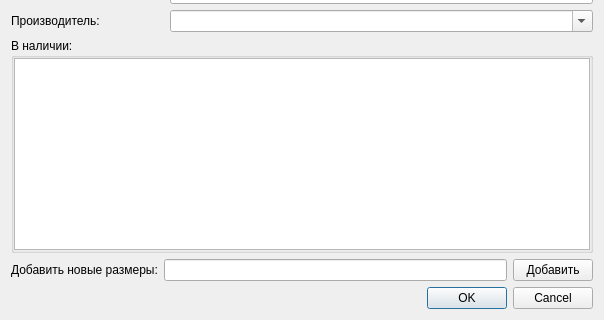
Qt form src/ConsignmentDialog.ui (kiselev-dmitrii/climberdb) before a commit; both pictures show x 0 to 604 and y 196 to 516 of the 604 by 516 pixel window.
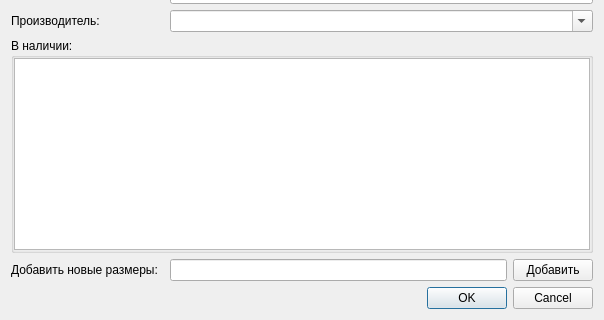
The same form after that commit.

Patch:
```diff
--- a/src/ConsignmentDialog.ui
+++ b/src/ConsignmentDialog.ui
@@ -7,7 +7,7 @@
     <x>0</x>
     <y>0</y>
     <width>604</width>
-    <height>461</height>
+    <height>492</height>
    </rect>
   </property>
   <property name="windowTitle">
@@ -192,7 +192,7 @@
      </property>
     </widget>
    </item>
-   <item row="10" column="1" colspan="2">
+   <item row="10" column="2">
     <layout class="QHBoxLayout" name="ltAddNewSizes">
      <property name="sizeConstraint">
       <enum>QLayout::SetDefaultConstraint</enum>
```
